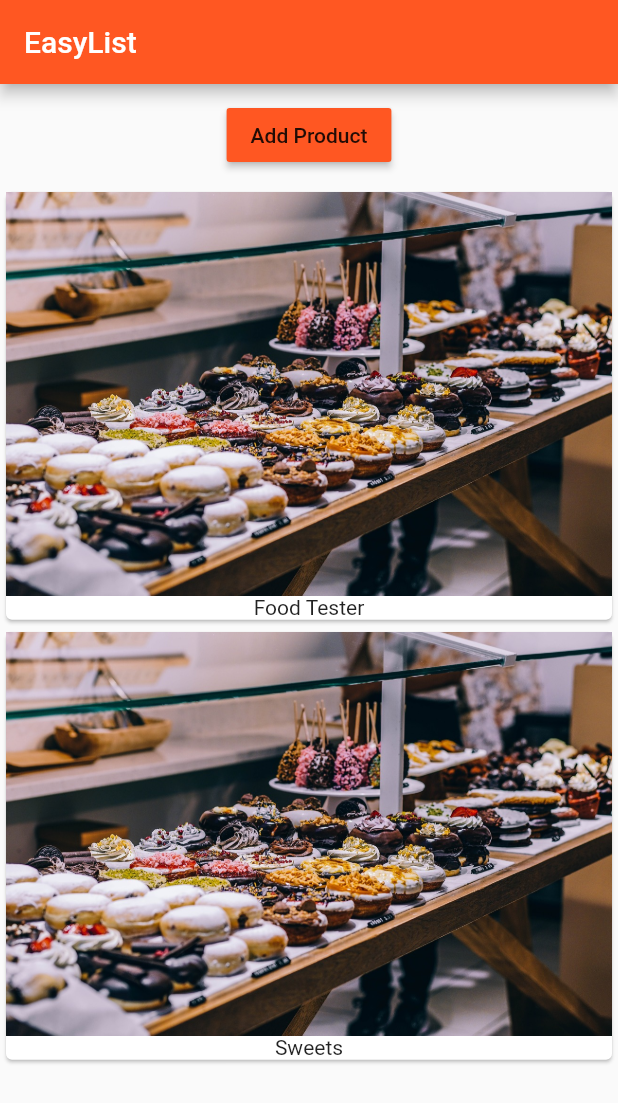
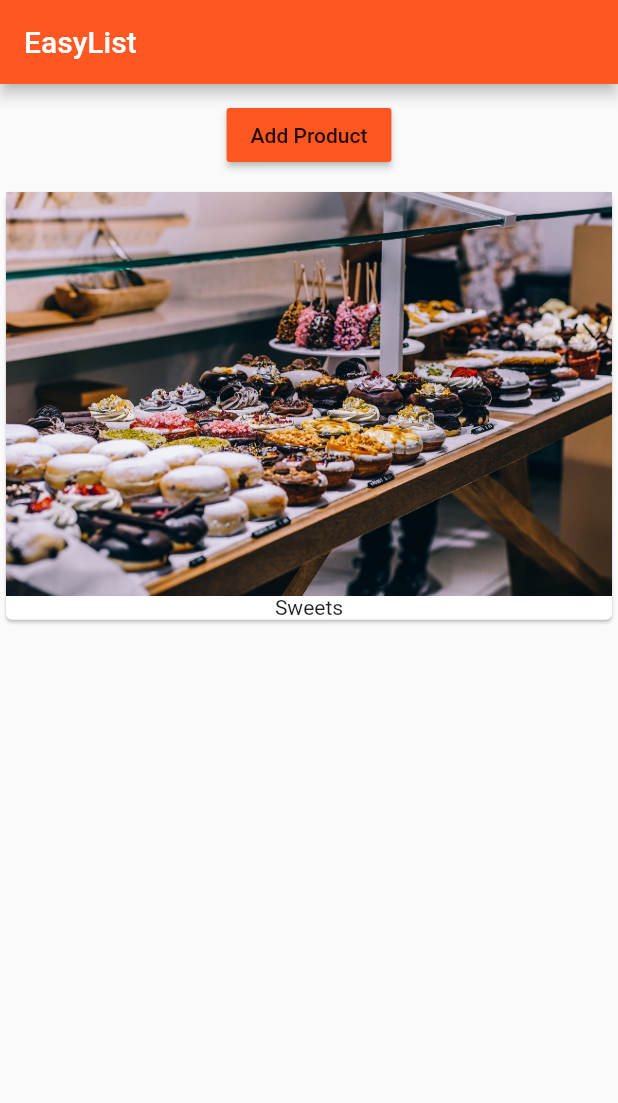
Before and after one commit to ngpreet/easy_list, a Flutter app: the screen it shows after launch, after a tap on "Add Product", on a phone screen of 412 x 824 dp. Shown: the top 1103 px of the screen. Run offline on Flutter 3.47's test engine with Material 2 defaults, Android fonts, the phone set to English and light mode, and no system bars.

Commit message:
scrollable product list

```diff
--- a/lib/main.dart
+++ b/lib/main.dart
@@ -1,22 +1,27 @@
 import 'package:flutter/material.dart';
+//import 'package:flutter/rendering.dart';
 
 import './product_manager.dart';
 
-void main() => runApp(MyApp());
+void main() {
+  // debugPaintSizeEnabled = true;
+  // debugPaintBaselinesEnabled = true;
+  // debugPaintPointersEnabled = true;
+  runApp(MyApp());
+}
 
 class MyApp extends StatelessWidget {
   @override
   Widget build(BuildContext context) {
     return MaterialApp(
         theme: ThemeData(
-          brightness: Brightness.light,
-          primarySwatch: Colors.deepOrange,
-          accentColor: Colors.purple
-        ),
+            brightness: Brightness.light,
+            primarySwatch: Colors.deepOrange,
+            accentColor: Colors.purple),
         home: Scaffold(
             appBar: AppBar(
               title: Text('EasyList'),
             ),
-            body: ProductManager('Food Tester')));
+            body: ProductManager()));
   }
 }
--- a/lib/product_manager.dart
+++ b/lib/product_manager.dart
@@ -6,7 +6,7 @@ import './product_control.dart';
 class ProductManager extends StatefulWidget {
   final String startingProduct;
 
-  ProductManager(this.startingProduct);
+  ProductManager({this.startingProduct});
 
   @override
   State<StatefulWidget> createState() {
@@ -19,7 +19,9 @@ class _ProductManagerState extends State<ProductManager> {
 
   @override
   void initState() {
-    _products.add(widget.startingProduct);
+    if (widget.startingProduct != null) {
+      _products.add(widget.startingProduct);
+    }
     super.initState();
   }
 
@@ -32,8 +34,9 @@ class _ProductManagerState extends State<ProductManager> {
   @override
   Widget build(BuildContext context) {
     return Column(children: [
-      Container(margin: EdgeInsets.all(10.0), child: ProductControl(_addProduct)),
-      Products(_products)
+      Container(
+          margin: EdgeInsets.all(10.0), child: ProductControl(_addProduct)),
+      Expanded(child: Products(_products))
     ]);
   }
 }
--- a/lib/products.dart
+++ b/lib/products.dart
@@ -5,18 +5,29 @@ class Products extends StatelessWidget {
 
   Products(this.products);
 
+  Widget _buildProductItem(BuildContext context, int index) {
+    return Card(
+      child: Column(
+          children: [Image.asset('assets/food.jpg'), Text(products[index])]),
+    );
+  }
+
+  Widget _buildProductList(){
+    Widget productList;
+    if(products.length > 0){
+      productList = ListView.builder(
+            itemBuilder: _buildProductItem, itemCount: products.length);
+    }
+    else{
+      productList = Center(
+            child: Text('No products found'),
+          );
+    }
+    return productList;
+  }
+
   @override
   Widget build(BuildContext context) {
-    return Column(
-          children: products
-            .map((element) => Card(
-              child: Column(
-                children: [
-                  Image.asset('assets/food.jpg'),
-                  Text(element)
-                ]
-              ),
-            )
-          ).toList());
+    return _buildProductList();
   }
 }
```
